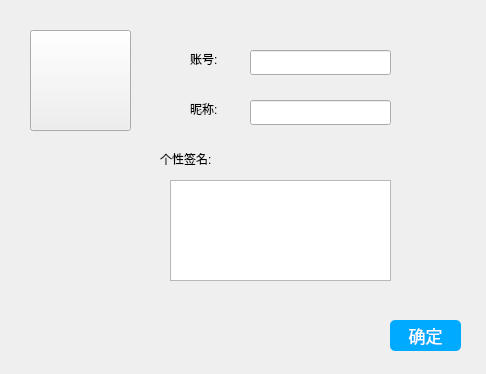
WHUCSLASD2017/nowe, file src/dataframe.ui: the form before one commit.
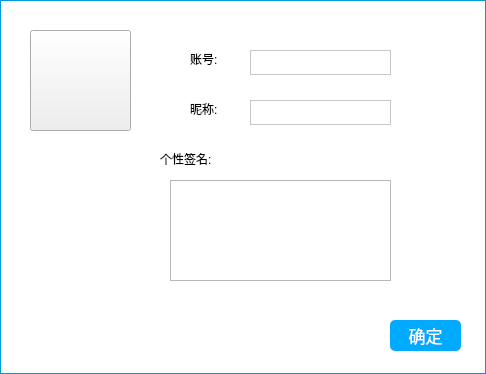
The form after the commit.

Commit message: 对部分页面及布局进行了美化，包括上传头像页面

What changed in the file:
```diff
--- a/src/dataframe.ui
+++ b/src/dataframe.ui
@@ -26,7 +26,10 @@
    <string>Dialog</string>
   </property>
   <property name="styleSheet">
-   <string notr="true">
+   <string notr="true">QWidget#DataFrame{
+border:1px solid rgb(0, 155, 219);
+background-color:rgb(255, 255, 255);
+}
 QLineEdit {
     border-width: 1px;
     border-style: solid;
@@ -42,10 +45,8 @@
 	background-color:rgb(255, 255, 255);
 	font: 13pt &quot;微软雅黑&quot;;
 }
-QFrame{
-};
-background-color:rgb(255, 255, 255);
-border-image:none;
+
+
 </string>
   </property>
   <widget class="QLineEdit" name="jid">
```
The commit also changes 7 other files.
